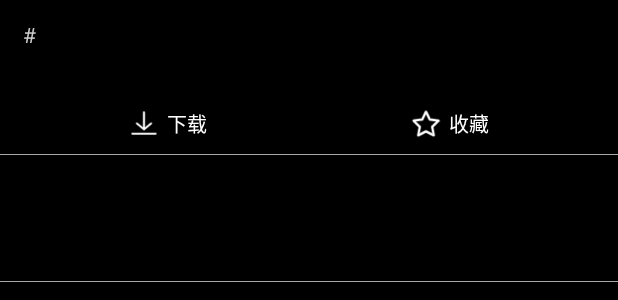
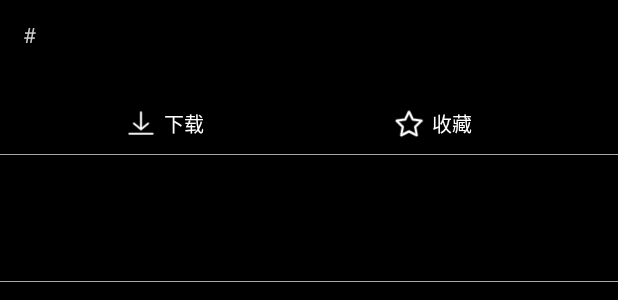
Before and after one commit to Ei1a/OpenEyes, an Android app: the layout activity_player.xml on its own in the app's theme, with its tools: preview values and no code run, on a phone screen of 412 x 824 dp. Shown: the part 417-717 px from the top of the screen. Run offline under Robolectric (Android 15) with nearby library versions, the phone set to English and light mode, and no system bars; plain views replace StandardGSYVideoPlayer.

Commit message:
add_修改下载、收藏功能

```diff
--- a/app/src/main/res/layout/activity_player.xml
+++ b/app/src/main/res/layout/activity_player.xml
@@ -82,9 +82,9 @@
 
         <androidx.constraintlayout.widget.ConstraintLayout
             android:id="@+id/constraint_layout_download"
-            android:layout_width="wrap_content"
+            android:layout_width="65dp"
             android:layout_height="wrap_content"
-            android:layout_marginRight="50dp"
+            android:layout_marginRight="30dp"
             app:layout_constraintTop_toTopOf="parent"
             app:layout_constraintLeft_toLeftOf="parent"
             app:layout_constraintRight_toLeftOf="@id/constraint_layout_like"
@@ -113,7 +113,7 @@
 
         <androidx.constraintlayout.widget.ConstraintLayout
             android:id="@+id/constraint_layout_like"
-            android:layout_width="wrap_content"
+            android:layout_width="65dp"
             android:layout_height="wrap_content"
             android:layout_alignTop="@id/constraint_layout_download"
             app:layout_constraintLeft_toRightOf="@+id/constraint_layout_download"
--- a/app/src/main/res/values/colors.xml
+++ b/app/src/main/res/values/colors.xml
@@ -9,7 +9,7 @@
     <color name="colorToolbar">#F0F0F0</color>
     <color name="backIconBlack">#8A8A8A</color>
     <color name="backIconWhite">#FFFFFF</color>
-    <color name="colorButtonDown">#BCBCBC</color>
+    <color name="colorButtonDown">#ABABAB</color>
 
     <!--前景色-->
     <color name="easy_photos_fg_primary">#8A8A8A</color>
```
Also changed, not shown: app/src/main/java/com/example/openeyes/view/PlayerActivity.java (+41 -0 lines), app/src/main/res/drawable/ic_download_already.png.
